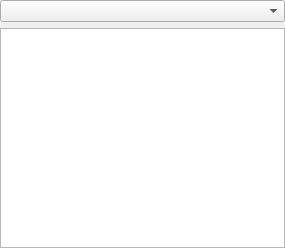
This is app/ui/queue.ui in KrakSat-2016/kraksat-receiver as Qt 5 draws it before an edit. The edited form follows.
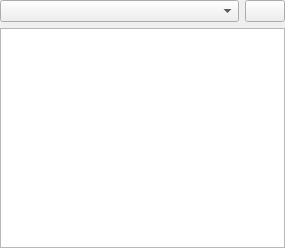
This is the edited form. Icons and pictures are not drawn. Custom widgets are drawn as their Qt base class.

Commit message: Implement request queue pausing

```diff
--- a/app/ui/queue.ui
+++ b/app/ui/queue.ui
@@ -28,7 +28,44 @@
      <number>0</number>
     </property>
     <item>
-     <widget class="FilterComboBox" name="filterComboBox"/>
+     <layout class="QHBoxLayout" name="horizontalLayout_2">
+      <item>
+       <widget class="FilterComboBox" name="filterComboBox">
+        <property name="sizePolicy">
+         <sizepolicy hsizetype="Preferred" vsizetype="Preferred">
+          <horstretch>0</horstretch>
+          <verstretch>0</verstretch>
+         </sizepolicy>
+        </property>
+       </widget>
+      </item>
+      <item>
+       <widget class="QPushButton" name="pauseButton">
+        <property name="sizePolicy">
+         <sizepolicy hsizetype="Fixed" vsizetype="Preferred">
+          <horstretch>0</horstretch>
+          <verstretch>0</verstretch>
+         </sizepolicy>
+        </property>
+        <property name="toolTip">
+         <string>Pause the queue</string>
+        </property>
+        <property name="icon">
+         <iconset resource="res/res.qrc">
+          <normaloff>:/res/pause.svg</normaloff>:/res/pause.svg</iconset>
+        </property>
+        <property name="iconSize">
+         <size>
+          <width>14</width>
+          <height>14</height>
+         </size>
+        </property>
+        <property name="checkable">
+         <bool>true</bool>
+        </property>
+       </widget>
+      </item>
+     </layout>
     </item>
     <item>
      <widget class="QTableView" name="table">
```
Left out of the diff: 26 changed lines with no effect on the pictures. The commit also changes 4 other files.
